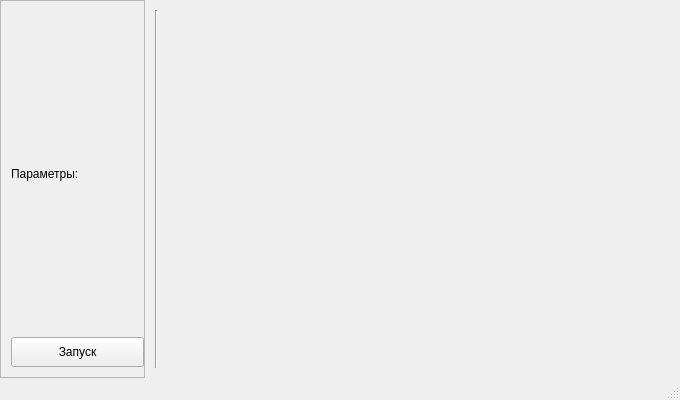
Old version of the form data/MainWindow.ui in the repository ddxdydz/RQ-system-modeling.
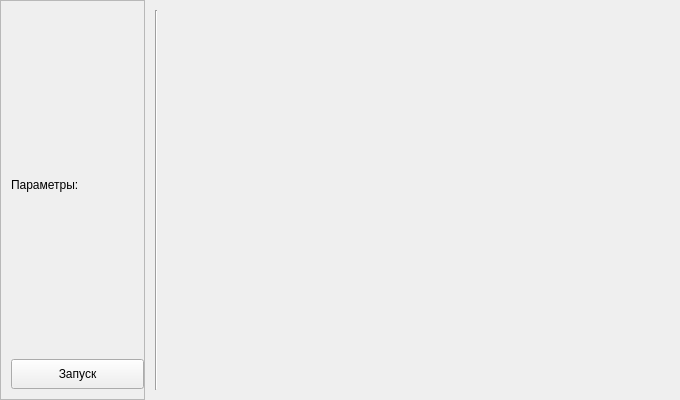
New version of the form.

```diff
--- a/data/MainWindow.ui
+++ b/data/MainWindow.ui
@@ -303,7 +303,6 @@
     </item>
    </layout>
   </widget>
-  <widget class="QStatusBar" name="statusBar"/>
  </widget>
  <resources/>
  <connections/>
```
